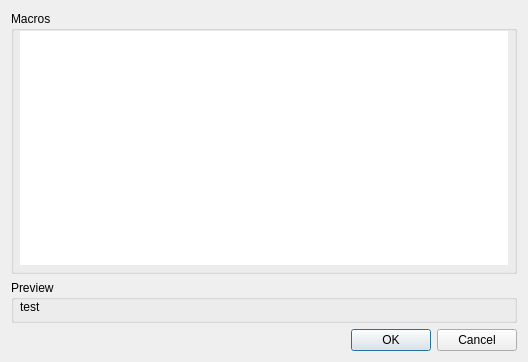
First picture: the form in res/ui/macro_dialog.ui, repository iamjustkoi/StudyTimeStats, before the edit.
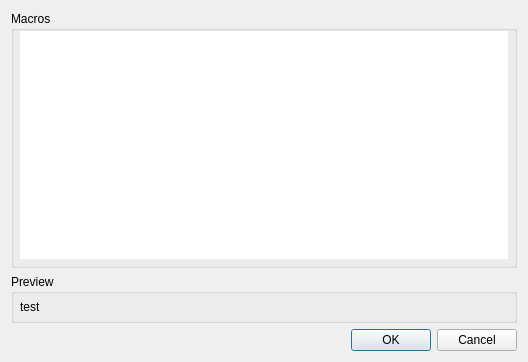
Second picture: the form after the edit.

Commit message: update preview label spacing

```diff
--- a/res/ui/macro_dialog.ui
+++ b/res/ui/macro_dialog.ui
@@ -79,7 +79,7 @@
        <number>6</number>
       </property>
       <property name="topMargin">
-       <number>0</number>
+       <number>6</number>
       </property>
       <property name="rightMargin">
        <number>6</number>
```
The commit also changes 1 other file.
